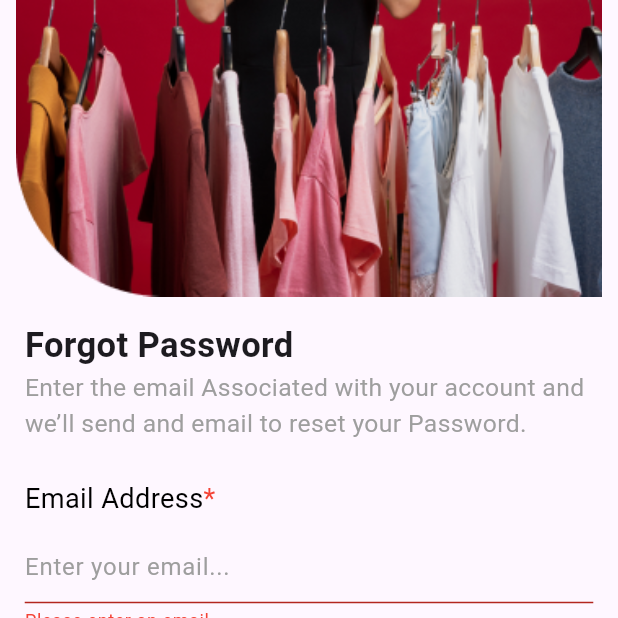
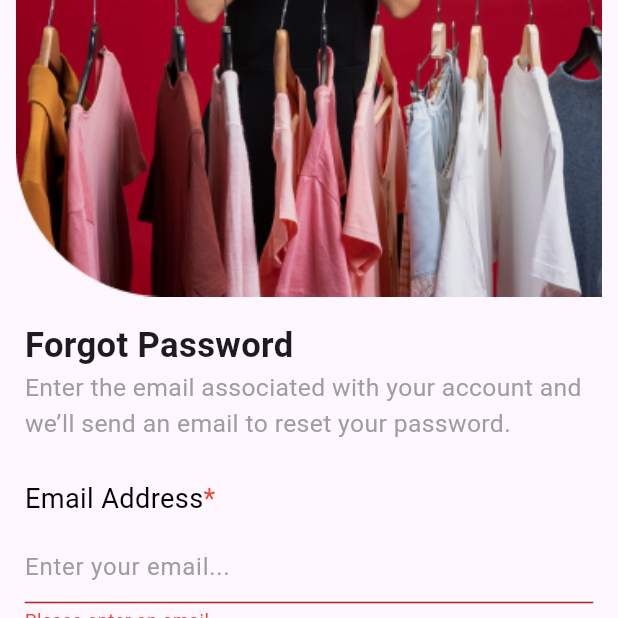
Before and after one commit to HRMangukiya3494/E_Commerce_App, a Flutter app: the ForgotPage screen opened by its route, after a tap on "SEND MAIL", on a phone screen of 412 x 824 dp, the top half of it. Run offline on Flutter 3.47's test engine with Material 3 defaults, Android fonts, the phone set to English and light mode, and no system bars; our stand-ins replace fluttertoast, get, pin_input_text_field.

```diff
--- a/lib/view/routes/AppRoutes.dart
+++ b/lib/view/routes/AppRoutes.dart
@@ -37,7 +37,7 @@ class AppRoutes {
     ),
     GetPage(
       name: FORGOT,
-      page: () => const ForgotPage(),
+      page: () => ForgotPage(),
     ),
     GetPage(
       name: FORGOT_VERIFICATION,
--- a/lib/view/screens/ForgotPage.dart
+++ b/lib/view/screens/ForgotPage.dart
@@ -1,3 +1,4 @@
+import 'package:ecommerce_app/controller/ForgetController.dart';
 import 'package:ecommerce_app/view/routes/AppRoutes.dart';
 import 'package:ecommerce_app/view/utils/ColorUtils.dart';
 import 'package:ecommerce_app/view/utils/ImgUtils.dart';
@@ -5,21 +6,19 @@ import 'package:flutter/gestures.dart';
 import 'package:flutter/material.dart';
 import 'package:get/get.dart';
 
-class ForgotPage extends StatefulWidget {
-  const ForgotPage({super.key});
+class ForgotPage extends StatelessWidget {
+  final GlobalKey<FormState> _formKey = GlobalKey<FormState>();
+  final TextEditingController emailController = TextEditingController();
 
-  @override
-  State<ForgotPage> createState() => _ForgotPageState();
-}
-
-class _ForgotPageState extends State<ForgotPage> {
-  final GlobalKey<FormState> _formKey = GlobalKey<FormState>();
-  TextEditingController emailController = TextEditingController();
+  ForgotPage({super.key});
 
   @override
   Widget build(BuildContext context) {
+    final ForgotController controller = Get.put(
+      ForgotController(),
+    );
+
     double h = MediaQuery.of(context).size.height;
-    double w = MediaQuery.of(context).size.width;
     return SafeArea(
       child: Scaffold(
         body: Column(
@@ -31,7 +30,7 @@ class _ForgotPageState extends State<ForgotPage> {
               decoration: BoxDecoration(
                 image: DecorationImage(
                   image: AssetImage(
-                    ImagePath + ForgotVetor,
+                    ImagePath + ForgetVector,
                   ),
                   fit: BoxFit.fitHeight,
                 ),
@@ -40,9 +39,7 @@ class _ForgotPageState extends State<ForgotPage> {
             Expanded(
               child: SingleChildScrollView(
                 child: Padding(
-                  padding: EdgeInsets.all(
-                    h * 0.02,
-                  ),
+                  padding: EdgeInsets.all(h * 0.02),
                   child: Form(
                     key: _formKey,
                     child: Column(
@@ -56,16 +53,14 @@ class _ForgotPageState extends State<ForgotPage> {
                           ),
                         ),
                         Text(
-                          "Enter the email Associated with your account and we’ll send and email to reset your Password.",
+                          "Enter the email associated with your account and we’ll send an email to reset your password.",
                           style: TextStyle(
                             fontSize: h * 0.02,
                             fontWeight: FontWeight.normal,
                             color: Colors.grey,
                           ),
                         ),
-                        SizedBox(
-                          height: h * 0.03,
-                        ),
+                        SizedBox(height: h * 0.03),
                         Text.rich(
                           TextSpan(
                             children: [
@@ -88,12 +83,9 @@ class _ForgotPageState extends State<ForgotPage> {
                             ],
                           ),
                         ),
-                        SizedBox(
-                          height: h * 0.01,
-                        ),
+                        SizedBox(height: h * 0.01),
                         TextFormField(
                           controller: emailController,
-                          onChanged: (value) {},
                           validator: (value) {
                             if (value!.isEmpty) {
                               return 'Please enter an email';
@@ -108,39 +100,25 @@ class _ForgotPageState extends State<ForgotPage> {
                             hintText: 'Enter your email...',
                             hintStyle: const TextStyle(color: Colors.grey),
                             focusedBorder: OutlineInputBorder(
-                              borderSide: const BorderSide(
-                                color: Colors.black,
+                              borderSide: const BorderSide(color: Colors.black),
+                              borderRadius:
+                                  BorderRadius.all(Radius.circular(h * 0.01)),
                             ),
-                              borderRadius: BorderRadius.all(
-                                Radius.circular(
-                                  h * 0.01,
+                            enabledBorder: OutlineInputBorder(
+                              borderSide: const BorderSide(color: Colors.black),
+                              borderRadius:
+                                  BorderRadius.all(Radius.circular(h * 0.01)),
+                            ),
+                            errorStyle: const TextStyle(color: Colors.red),
                           ),
                         ),
-                            ),
-                            enabledBorder: OutlineInputBorder(
-                              borderSide: const BorderSide(
-                                color: Colors.black,
-                              ),
-                              borderRadius: BorderRadius.all(
-                                Radius.circular(
-                                  h * 0.01,
-                                ),
-                              ),
-                            ),
-                            errorStyle: const TextStyle(
-                              color: Colors.red,
-                            ),
-                          ),
-                        ),
-                        SizedBox(
-                          height: h * 0.03,
-                        ),
-                        GestureDetector(
+                        SizedBox(height: h * 0.03),
+                        Obx(() {
+                          return GestureDetector(
                             onTap: () {
                               if (_formKey.currentState!.validate()) {
-                              Get.toNamed(
-                                AppRoutes.FORGOT_VERIFICATION,
-                              );
+                                controller
+                                    .sendForgotPassword(emailController.text);
                               }
                             },
                             child: Container(
@@ -148,12 +126,13 @@ class _ForgotPageState extends State<ForgotPage> {
                               width: double.infinity,
                               decoration: BoxDecoration(
                                 color: ColorUtils.primaryColor,
-                              borderRadius: BorderRadius.circular(
-                                h * 0.02,
-                              ),
+                                borderRadius: BorderRadius.circular(h * 0.02),
                               ),
                               child: Center(
-                              child: Text(
+                                child: controller.isLoading.value
+                                    ? CircularProgressIndicator(
+                                        color: Colors.black)
+                                    : Text(
                                         "SEND MAIL",
                                         style: TextStyle(
                                           fontSize: h * 0.02,
@@ -163,10 +142,9 @@ class _ForgotPageState extends State<ForgotPage> {
                                       ),
                               ),
                             ),
-                        ),
-                        SizedBox(
-                          height: h * 0.01,
-                        ),
+                          );
+                        }),
+                        SizedBox(height: h * 0.01),
                         Center(
                           child: Text.rich(
                             TextSpan(
@@ -188,7 +166,6 @@ class _ForgotPageState extends State<ForgotPage> {
                                   ),
                                   recognizer: TapGestureRecognizer()
                                     ..onTap = () {
-
                                       Get.offAllNamed(AppRoutes.SIGNIN);
                                     },
                                 ),
--- a/lib/view/utils/ImgUtils.dart
+++ b/lib/view/utils/ImgUtils.dart
@@ -6,6 +6,6 @@ String IntroVector2 = "IntroVector2.png";
 String IntroVector3 = "IntroVector3.png";
 String SigninVector = "SigninVector.png";
 String SignupVetor = "SignupVetor.png";
-String ForgotVetor = "ForgotVetor.png";
+String ForgetVector = "ForgotVetor.png";
 String ForgotVerificationVector = "ForgotVerificationVector.png";
 String NewPasswordVector = "NewPasswordVector.png";
```
Also changed, not shown: lib/controller/ForgetController.dart (added, +58 -0 lines). Lines whose indentation alone changed are shown as unchanged.
